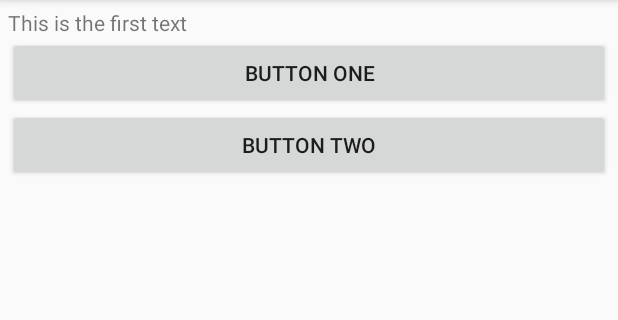
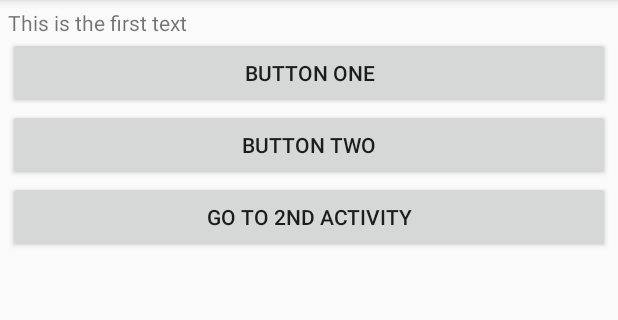
Before and after one commit to jalizadeh/AndroidBeginner, an Android app: the screen it shows after launch (MainActivity), on a phone screen of 412 x 824 dp, the part 84-404 px from its top. Run offline under Robolectric (Android 15) with nearby library versions, the phone set to English and light mode, and no system bars.

Commit message:
Switch Activities

```diff
--- a/app/build.gradle
+++ b/app/build.gradle
@@ -22,6 +22,7 @@
     implementation fileTree(dir: 'libs', include: ['*.jar'])
     implementation 'com.android.support:appcompat-v7:28.0.0'
     implementation 'com.android.support.constraint:constraint-layout:1.1.3'
+    implementation 'com.android.support:design:28.0.0'
     testImplementation 'junit:junit:4.12'
     androidTestImplementation 'com.android.support.test:runner:1.0.2'
     androidTestImplementation 'com.android.support.test.espresso:espresso-core:3.0.2'
--- a/app/src/main/AndroidManifest.xml
+++ b/app/src/main/AndroidManifest.xml
@@ -16,6 +16,10 @@
                 <category android:name="android.intent.category.LAUNCHER" />
             </intent-filter>
         </activity>
+        <activity
+            android:name=".SecondActivity"
+            android:label="@string/title_activity_second"
+            android:theme="@style/AppTheme.NoActionBar"></activity>
     </application>
 
 </manifest>
--- a/app/src/main/java/jalizadeh/com/androidbeginner/MainActivity.java
+++ b/app/src/main/java/jalizadeh/com/androidbeginner/MainActivity.java
@@ -1,5 +1,6 @@
 package jalizadeh.com.androidbeginner;
 
+import android.content.Intent;
 import android.support.v7.app.AppCompatActivity;
 import android.os.Bundle;
 import android.util.Log;
@@ -29,7 +30,6 @@
         String textFromtv1 = tv1.getText().toString();
         System.out.println(textFromtv1);
         Log.d(TAG, "onCreate: " + textFromtv1);
-        //end of #2
 
 
 
@@ -52,7 +52,6 @@
                 toastMessage("Button Two clicked.");
             }
         });
-        //end of #3
 
 
 
@@ -64,6 +63,24 @@
         int firstImageID =
                 getResources().getIdentifier("@drawable/javaapp", null, this.getPackageName());
         firstImage.setImageResource(firstImageID);
+
+
+
+
+
+        //video #6
+        Button btnGoToSecondActivity = (Button) findViewById(R.id.goToSecondActivity);
+        btnGoToSecondActivity.setOnClickListener(new View.OnClickListener() {
+            @Override
+            public void onClick(View view) {
+                Log.d(TAG, "onClick: btnGoToSecondActivity clicked");
+
+                Intent intent = new Intent(MainActivity.this, SecondActivity.class);
+                startActivity(intent);
+
+                Log.d(TAG, "onClick: 2nd activity run");
+            }
+        });
     }
 
 
--- a/app/src/main/res/layout/activity_main.xml
+++ b/app/src/main/res/layout/activity_main.xml
@@ -42,6 +42,15 @@
             android:layout_height="wrap_content"
             app:srcCompat="@android:color/holo_blue_bright"
             android:id="@+id/firstImage"/>
+
+
+
+        <!--video #6-->
+        <Button
+            android:layout_width="match_parent"
+            android:layout_height="wrap_content"
+            android:id="@+id/goToSecondActivity"
+            android:text="Go To 2nd Activity"/>
     </LinearLayout>
 
 </ScrollView>
--- /dev/null
+++ b/app/src/main/res/values/dimens.xml
@@ -0,0 +1,3 @@
+<resources>
+    <dimen name="fab_margin">16dp</dimen>
+</resources>
--- a/app/src/main/res/values/strings.xml
+++ b/app/src/main/res/values/strings.xml
@@ -1,3 +1,4 @@
 <resources>
     <string name="app_name">Android Beginner</string>
+    <string name="title_activity_second">SecondActivity</string>
 </resources>
--- a/app/src/main/res/values/styles.xml
+++ b/app/src/main/res/values/styles.xml
@@ -8,4 +8,13 @@
         <item name="colorAccent">@color/colorAccent</item>
     </style>
 
+    <style name="AppTheme.NoActionBar">
+        <item name="windowActionBar">false</item>
+        <item name="windowNoTitle">true</item>
+    </style>
+
+    <style name="AppTheme.AppBarOverlay" parent="ThemeOverlay.AppCompat.Dark.ActionBar" />
+
+    <style name="AppTheme.PopupOverlay" parent="ThemeOverlay.AppCompat.Light" />
+
 </resources>
```
Also changed, not shown: app/src/main/java/jalizadeh/com/androidbeginner/SecondActivity.java (added, +39 -0 lines), app/src/main/res/layout/activity_second.xml (added, +17 -0 lines).
